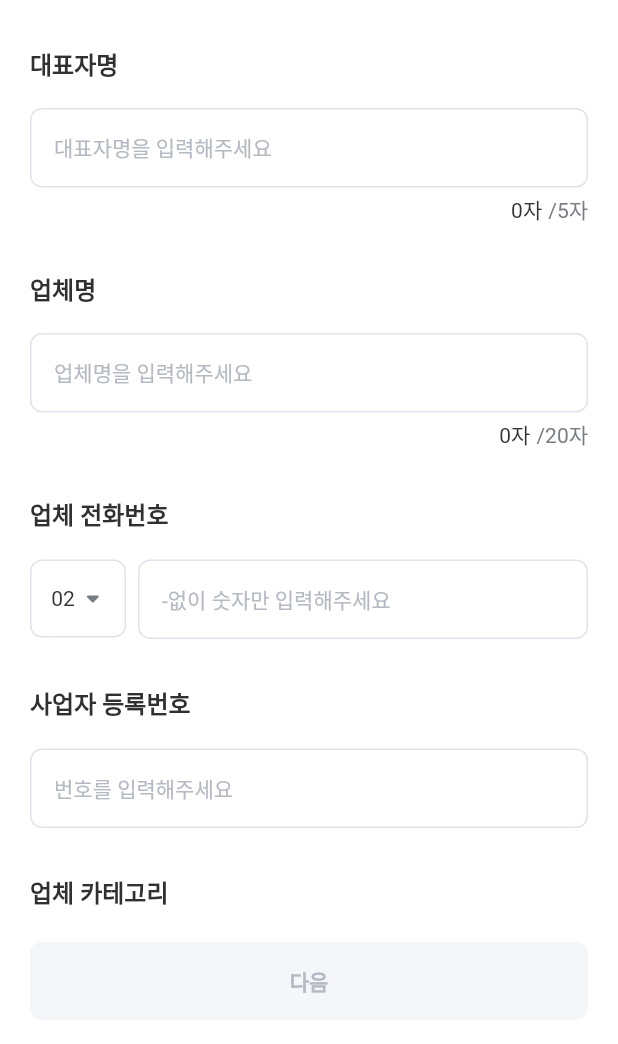
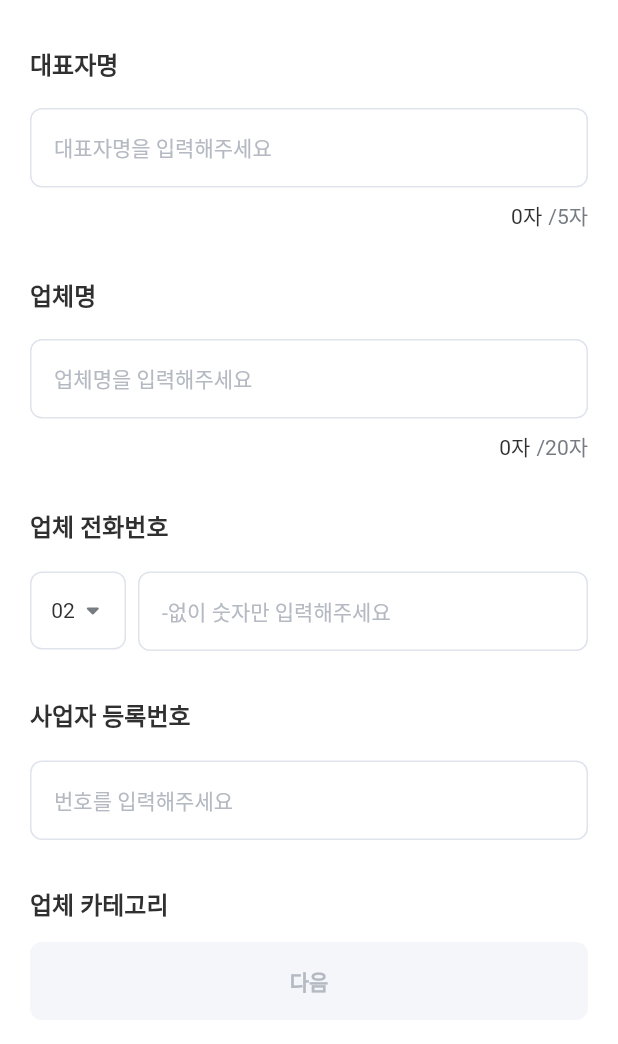
Before and after one commit to money-poly/kwangsaeng_seller, a Flutter app: the RegisterView screen opened directly, on a phone screen of 412 x 824 dp, the part 192-1236 px from its top. Run offline on Flutter 3.47's test engine with Material 2 defaults, Android fonts, the phone set to English and light mode, and no system bars; drawn by our look-alikes of flutter_styled_toast; our stand-ins replace equatable, extended_image, firebase_auth, firebase_core, flutter_dotenv, flutter_keyboard_visibility and 3 more; missing offline and left inert: remedi_kopo; accounts and stored records are empty; generated files the repository leaves out were written again; network calls fail; Roboto replaces fonts that are missing (Pretendard).

Commit message:
fix(custom_textfield): 글자 수 제한 간격 수정 및 maxLines 추가

```diff
--- a/lib/widgets/custom_textfield.dart
+++ b/lib/widgets/custom_textfield.dart
@@ -18,6 +18,7 @@ class CustomTextField extends StatefulWidget {
     this.readOnly = false,
     this.icon,
     this.prompt,
+    this.maxLines = 1,
   });
 
   final TextEditingController controller;
@@ -32,6 +33,7 @@ class CustomTextField extends StatefulWidget {
   final bool readOnly;
   final Widget? icon;
   final String? prompt;
+  final int maxLines;
 
   @override
   State<CustomTextField> createState() => _CustomTextFieldState();
@@ -57,6 +59,8 @@ class _CustomTextFieldState extends State<CustomTextField> {
               }),
               keyboardType: widget.keyboardType,
               inputFormatters: widget.inputFormatters,
+              minLines: widget.maxLines,
+              maxLines: widget.maxLines,
               maxLength: widget.maxLength,
               obscureText: widget.isObsecure,
               readOnly: widget.readOnly,
@@ -138,7 +142,7 @@ class _CustomTextFieldState extends State<CustomTextField> {
           ),
         if (widget.isVisibleMaxLength)
           Padding(
-            padding: const EdgeInsets.only(top: 4),
+            padding: const EdgeInsets.only(top: 8),
             child: Row(
               mainAxisAlignment: MainAxisAlignment.end,
               children: [
```
